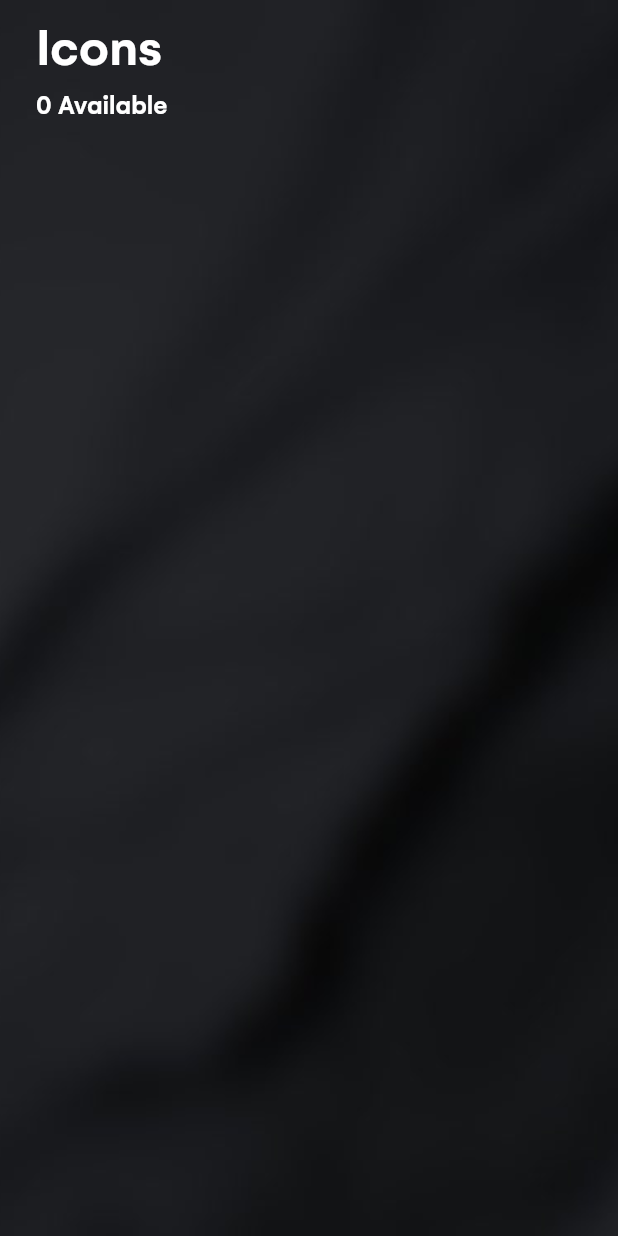
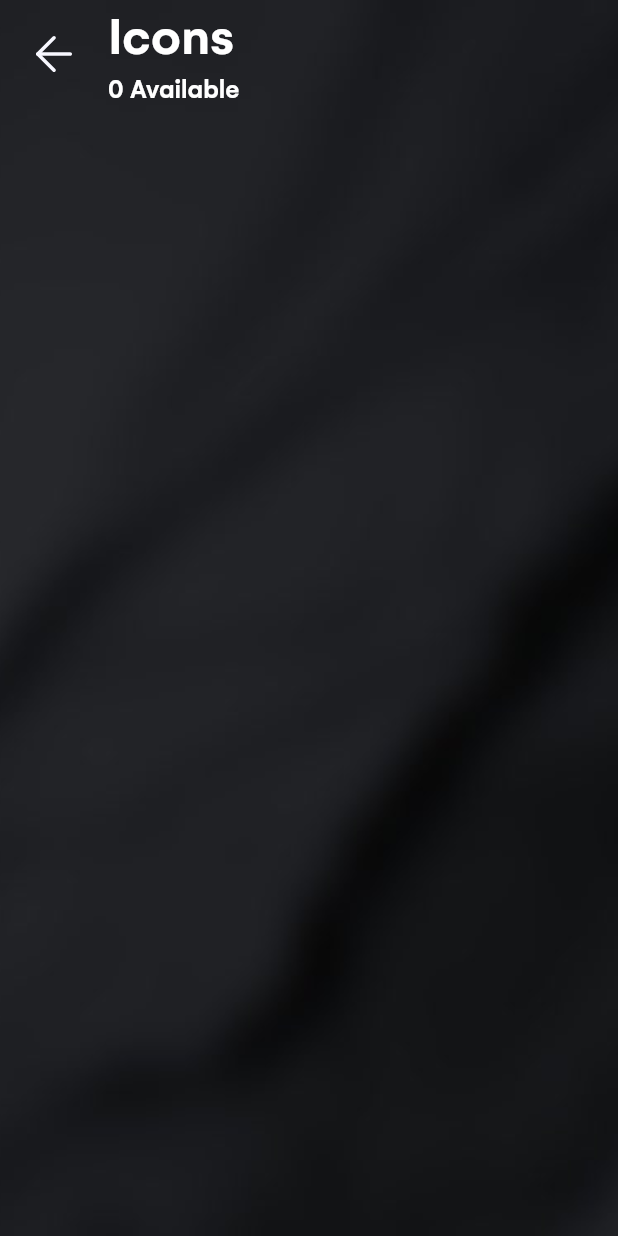
Before and after one commit to oddlyspaced/Flutter-IconMaker, a Flutter app: the IconList screen opened directly, on a phone screen of 412 x 824 dp. Run offline on Flutter 3.47's test engine with Material 2 defaults, Android fonts, the phone set to English and light mode, and no system bars; our stand-ins replace flutter_colorpicker, flutter_svg, image_gallery_saver, page_transition.

Commit message:
IconScreen: Add back button

```diff
--- a/lib/iconlist.dart
+++ b/lib/iconlist.dart
@@ -13,10 +13,7 @@ class IconScreen extends StatelessWidget {
   @override
   Widget build(BuildContext context) {
     imagePaths = icons;
-    return MaterialApp(
-      theme: ThemeConstants.appTheme,
-      home: IconList(),
-    );
+    return IconList();
   }
 }
 
@@ -40,12 +37,29 @@ class _IconListState extends State<IconList> {
           child: Column(
             crossAxisAlignment: CrossAxisAlignment.start,
             children: [
+              Row(
+                children: [
+                  InkWell(
+                    onTap: () {
+                      Navigator.of(context).pop();
+                    },
+                    child: Padding(
+                      padding: const EdgeInsets.only(
+                        left: 24,
+                        top: 24,
+                        bottom: 24,
+                      ),
+                      child: SvgPicture.asset("assets/icons/arrow_left.svg"),
+                    ),
+                  ),
                   Padding(
                     padding: const EdgeInsets.only(
-                  top: 8,
                       left: 24,
                     ),
-                child: Text(
+                    child: Column(
+                      crossAxisAlignment: CrossAxisAlignment.start,
+                      children: [
+                        Text(
                           "Icons",
                           style: TextStyle(
                             fontSize: 36,
@@ -53,13 +67,7 @@ class _IconListState extends State<IconList> {
                             fontWeight: FontWeight.bold,
                           ),
                         ),
-              ),
-              Padding(
-                padding: const EdgeInsets.only(
-                  top: 4,
-                  left: 24,
-                ),
-                child: Text(
+                        Text(
                           "${imagePaths.length} Available",
                           style: TextStyle(
                             fontSize: 18,
@@ -67,6 +75,10 @@ class _IconListState extends State<IconList> {
                             fontWeight: FontWeight.normal,
                           ),
                         ),
+                      ],
+                    ),
+                  )
+                ],
               ),
               Padding(
                 padding: const EdgeInsets.only(
```
Also changed, not shown: assets/icons/arrow_left.svg (added). Lines whose indentation alone changed are shown as unchanged.
